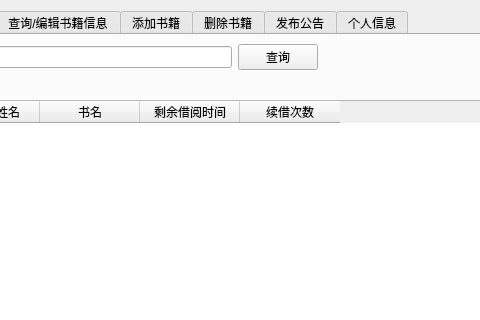
Old version of the form librarianinterface.ui in the repository LGH2713/Library_management_system; both pictures show x 181 to 661 and y 0 to 320 of the 911 by 709 pixel window.
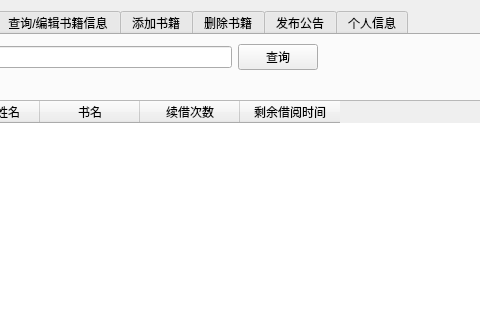
New version of the form.

Commit message: feat: 完成图书管理员的查看需还书列表搜索功能

The edit to the form file:
```diff
--- a/librarianinterface.ui
+++ b/librarianinterface.ui
@@ -152,16 +152,16 @@
             <string>书名</string>
            </property>
           </column>
-          <column>
-           <property name="text">
-            <string>剩余借阅时间</string>
-           </property>
-          </column>
           <column>
            <property name="text">
             <string>续借次数</string>
            </property>
           </column>
+          <column>
+           <property name="text">
+            <string>剩余借阅时间</string>
+           </property>
+          </column>
          </widget>
         </item>
        </layout>
```
Left out of the diff: 4 changed lines with no effect on the pictures. The commit also changes 2 other files.
